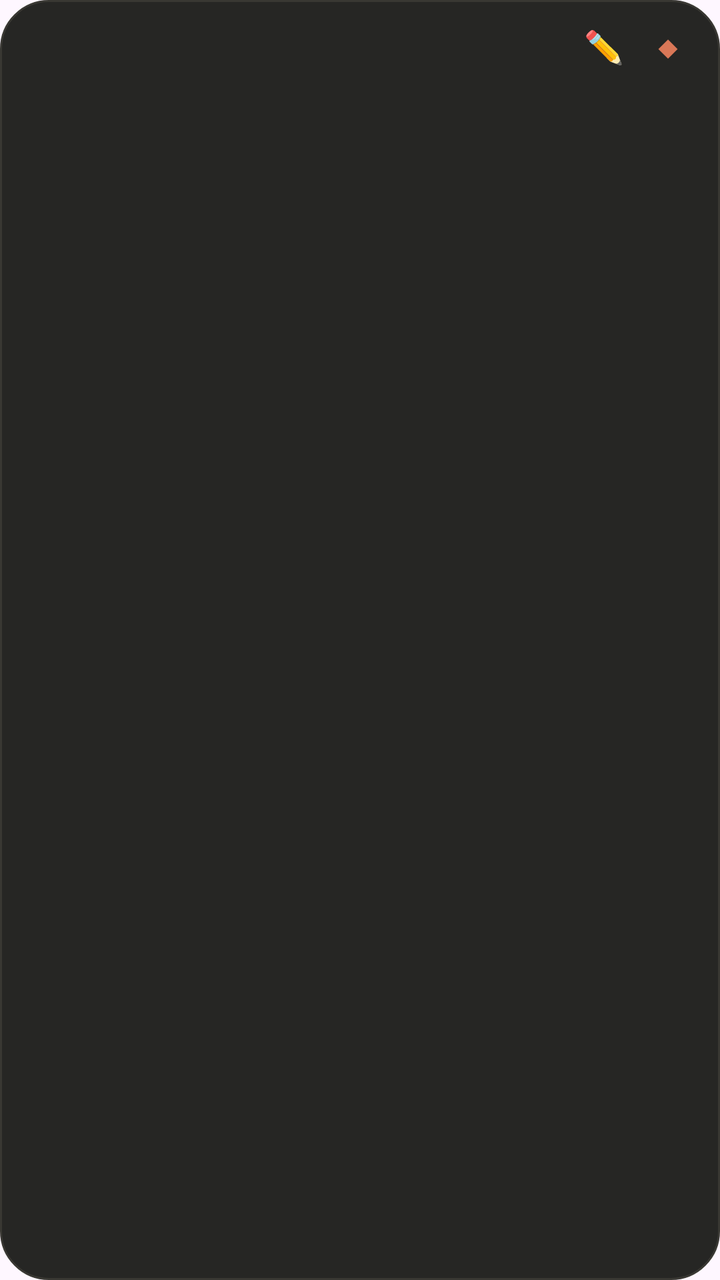
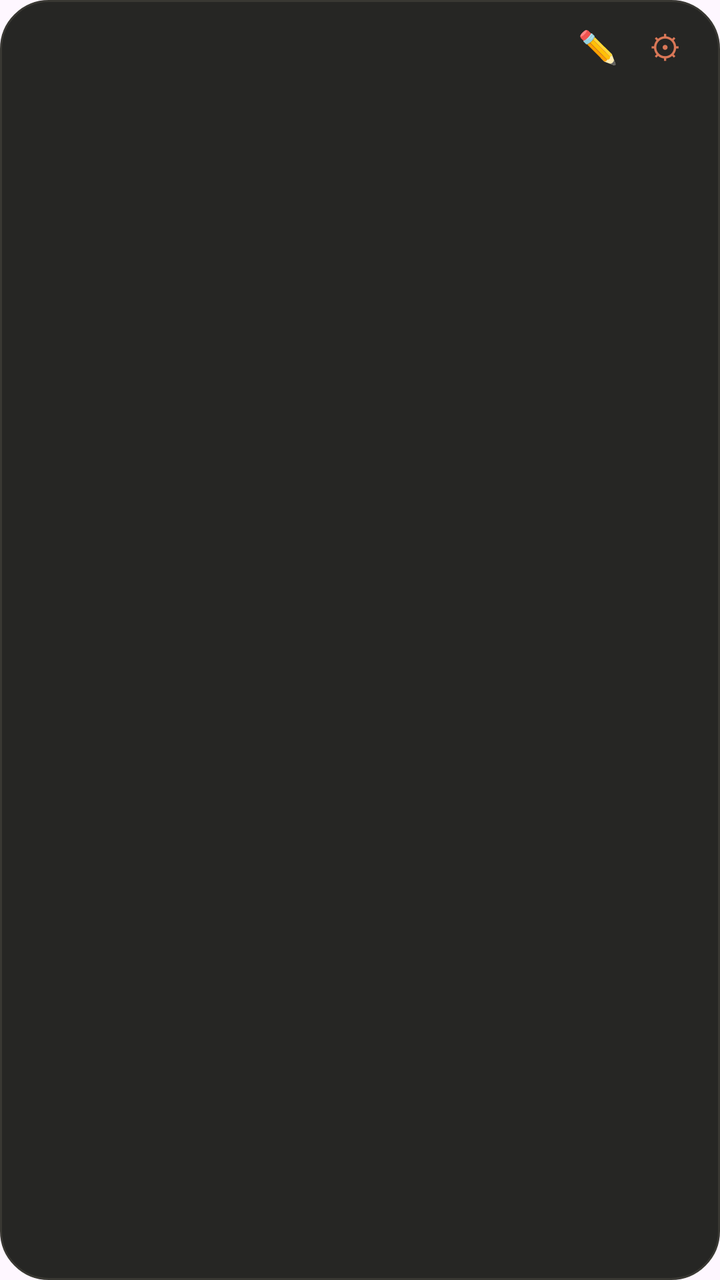

Before-and-after screenshots of an Android layout around one commit, followed by the original layout XML and the change that was made.
<!-- AndroidManifest.xml: application theme Theme.ObsidianWidget -->
<!-- res/layout/widget_note.xml -->
<?xml version="1.0" encoding="utf-8"?>
<LinearLayout xmlns:android="http://schemas.android.com/apk/res/android"
    android:id="@+id/widget_root"
    android:layout_width="match_parent"
    android:layout_height="match_parent"
    android:orientation="vertical"
    android:background="@drawable/widget_bg_dark"
    android:padding="12dp">

    <LinearLayout
        android:layout_width="match_parent"
        android:layout_height="wrap_content"
        android:orientation="horizontal"
        android:gravity="center_vertical"
        android:paddingBottom="6dp">

        <TextView
            android:id="@+id/widget_title"
            android:layout_width="0dp"
            android:layout_height="wrap_content"
            android:layout_weight="1"
            android:textStyle="bold"
            android:textSize="15sp"
            android:singleLine="true"
            android:ellipsize="end"
            android:textColor="?android:attr/textColorPrimary" />

        <TextView
            android:id="@+id/btn_edit"
            android:layout_width="wrap_content"
            android:layout_height="wrap_content"
            android:paddingHorizontal="8dp"
            android:textSize="16sp"
            android:text="@string/widget_edit_glyph" />

        <TextView
            android:id="@+id/btn_obsidian"
            android:layout_width="wrap_content"
            android:layout_height="wrap_content"
            android:paddingHorizontal="8dp"
            android:textSize="16sp"
            android:textColor="@color/accent"
            android:text="@string/widget_open_glyph" />
    </LinearLayout>

    <ListView
        android:id="@+id/block_list"
        android:layout_width="match_parent"
        android:layout_height="match_parent"
        android:divider="@null"
        android:dividerHeight="0dp" />

    <TextView
        android:id="@+id/empty_view"
        android:layout_width="match_parent"
        android:layout_height="match_parent"
        android:gravity="center"
        android:text="@string/widget_empty"
        android:textColor="?android:attr/textColorSecondary" />
</LinearLayout>
<!-- resources referenced by this layout -->
<resources>
  <color name="accent">#D97757</color>
  <!-- drawable widget_bg_dark (drawable) -->
  <?xml version="1.0" encoding="utf-8"?>
  <shape xmlns:android="http://schemas.android.com/apk/res/android" android:shape="rectangle">
      <corners android:radius="24dp" />
      <solid android:color="#262624" />
      <stroke android:width="1dp" android:color="#393833" />
  </shape>
  <string name="widget_edit_glyph">✏️</string>
  <string name="widget_empty">No note selected or note unreadable.\nTap to open the app.</string>
  <string name="widget_open_glyph">◆</string>
  <style name="Theme.ObsidianWidget" parent="Theme.Material3.DayNight.NoActionBar" />
</resources>

<!-- the commit's change to res/layout/widget_note.xml (unified diff, before → after) -->
@@ -34,13 +34,13 @@
             android:text="@string/widget_edit_glyph" />
 
         <TextView
-            android:id="@+id/btn_obsidian"
+            android:id="@+id/btn_settings"
             android:layout_width="wrap_content"
             android:layout_height="wrap_content"
             android:paddingHorizontal="8dp"
             android:textSize="16sp"
             android:textColor="@color/accent"
-            android:text="@string/widget_open_glyph" />
+            android:text="@string/widget_settings_glyph" />
     </LinearLayout>
 
     <ListView
<!-- resource entries referenced after the edit -->
@@ -10,7 +10,7 @@
   </shape>
   <string name="widget_edit_glyph">✏️</string>
   <string name="widget_empty">No note selected or note unreadable.\nTap to open the app.</string>
-  <string name="widget_open_glyph">◆</string>
+  <string name="widget_settings_glyph">⚙</string>
   <style name="Theme.ObsidianWidget" parent="Theme.Material3.DayNight.NoActionBar" />
 </resources>
 
